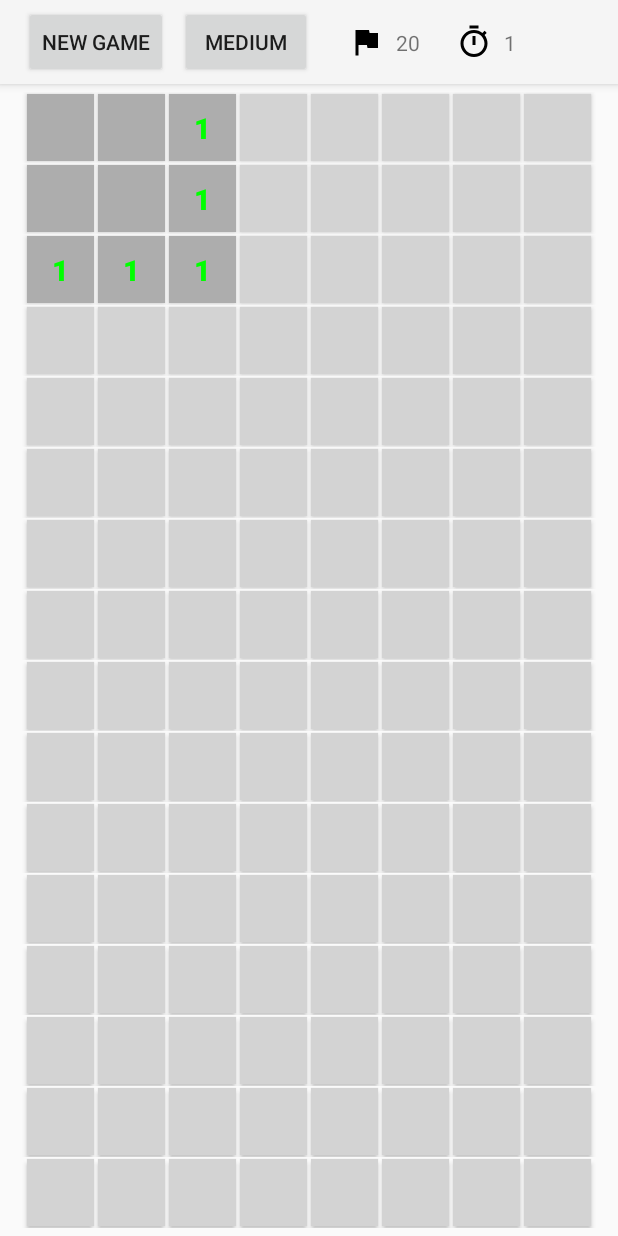
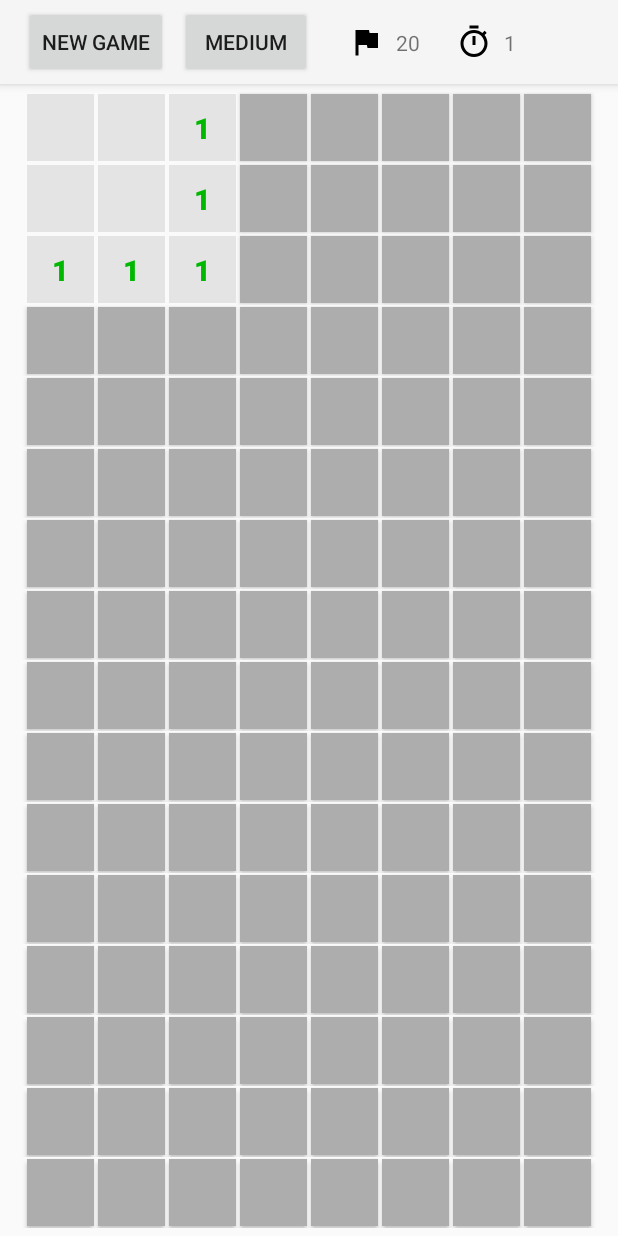
Before and after one commit to dborges2143/android-minesweepr, an Android app: the screen it shows after launch (MainActivity), after a tap on an icon or button, on a phone screen of 412 x 824 dp. Run offline under Robolectric (Android 15) with nearby library versions, the phone set to English and light mode, and no system bars; our stand-ins replace AdMob; 2 statements that could not run were skipped.

Commit message:
Setup ads when games end and fixed some colors

```diff
--- a/app/build.gradle
+++ b/app/build.gradle
@@ -33,4 +33,8 @@ dependencies {
     androidTestImplementation 'com.android.support.test:rules:1.0.2'
     androidTestImplementation 'com.android.support.test.espresso:espresso-core:3.0.2'
     implementation 'com.android.support:design:28.0.0'
+    implementation 'com.google.android.gms:play-services-ads:17.1.3'
+    implementation 'com.android.support:customtabs:28.0.0'
+    implementation 'com.android.support:support-media-compat:28.0.0'
+    implementation 'com.android.support:support-v4:28.0.0'
 }
--- a/app/src/main/AndroidManifest.xml
+++ b/app/src/main/AndroidManifest.xml
@@ -2,6 +2,7 @@
 <manifest xmlns:android="http://schemas.android.com/apk/res/android"
           package="com.borges.minesweeper">
 
+    <uses-permission android:name="android.permission.INTERNET"/>
     <uses-permission android:name="android.permission.VIBRATE"/>
     <application
             android:allowBackup="true"
@@ -10,6 +11,9 @@
             android:roundIcon="@mipmap/ic_launcher_round"
             android:supportsRtl="true"
             android:theme="@style/Theme.AppCompat.Light.NoActionBar">
+        <meta-data
+            android:name="com.google.android.gms.ads.APPLICATION_ID"
+            android:value="ca-app-pub-2166952023339336~2350585227"/>
         <activity android:name=".MainActivity" android:configChanges="orientation|screenSize">
             <intent-filter>
                 <action android:name="android.intent.action.MAIN"/>
--- a/app/src/main/java/com/borges/minesweeper/MainActivity.kt
+++ b/app/src/main/java/com/borges/minesweeper/MainActivity.kt
@@ -18,9 +18,14 @@ import com.borges.minesweeper.dialogs.DifficultySelectorDialog
 import com.borges.minesweeper.fragments.EasyGridFragment
 import com.borges.minesweeper.fragments.HardGridFragment
 import com.borges.minesweeper.fragments.MediumGridFragment
+import com.google.android.gms.ads.AdListener
+import com.google.android.gms.ads.AdRequest
+import com.google.android.gms.ads.InterstitialAd
+import com.google.android.gms.ads.MobileAds
 import kotlinx.android.synthetic.main.activity_main.*
 
 class MainActivity : AppCompatActivity(), DifficultySelectorDialog.ChangeDifficultyListener {
+    private lateinit var mInterstitialAd: InterstitialAd
     private val manager = supportFragmentManager
     private val vibrator: Vibrator
         get() = getSystemService(Context.VIBRATOR_SERVICE) as Vibrator
@@ -36,6 +41,9 @@ class MainActivity : AppCompatActivity(), DifficultySelectorDialog.ChangeDifficu
         textTimer.text = totalTime.toString()
         tickTimer()
     }
+    private val adLoaderRunnable = Runnable {
+        loadAd()
+    }
 
     private val mineColor by lazy { resources.getColor(R.color.colorMineCell, null) }
     private val concealedColor by lazy { resources.getColor(R.color.colorConcealedCell, null) }
@@ -48,6 +56,17 @@ class MainActivity : AppCompatActivity(), DifficultySelectorDialog.ChangeDifficu
         super.onCreate(savedInstanceState)
         setContentView(R.layout.activity_main)
         setSupportActionBar(minesweepr_toolbar)
+
+        MobileAds.initialize(this)
+        mInterstitialAd = InterstitialAd(this)
+        mInterstitialAd.adUnitId = "ca-app-pub-3940256099942544/1033173712"
+        mInterstitialAd.loadAd(AdRequest.Builder().build())
+        mInterstitialAd.adListener = object : AdListener() {
+            override fun onAdClosed() {
+                super.onAdClosed()
+                mInterstitialAd.loadAd(AdRequest.Builder().build())
+            }
+        }
 
         updateDifficulty()
         buttonDifficulty.setOnClickListener { openDifficultyDialog() }
@@ -92,7 +111,7 @@ class MainActivity : AppCompatActivity(), DifficultySelectorDialog.ChangeDifficu
             it.setBackgroundColor(concealedColor)
             it.setTextColor(Color.WHITE)
             it.isEnabled = true
-            (it as Button).setCompoundDrawables(null, null, null, null)
+            it.setCompoundDrawables(null, null, null, null)
         }
         grid.reset()
         resetTimer()
@@ -122,6 +141,8 @@ class MainActivity : AppCompatActivity(), DifficultySelectorDialog.ChangeDifficu
         highlightBombs()
         Toast.makeText(this, "YOU WIN!!", Toast.LENGTH_SHORT).show()
         disableGrid()
+
+        handler.postDelayed(adLoaderRunnable, 3000)
     }
 
     private fun gameLost() {
@@ -129,6 +150,16 @@ class MainActivity : AppCompatActivity(), DifficultySelectorDialog.ChangeDifficu
         revealAllCells()
         Toast.makeText(this, "YOU LOSE", Toast.LENGTH_SHORT).show()
         disableGrid()
+
+        handler.postDelayed(adLoaderRunnable, 3000)
+    }
+
+    private fun loadAd() {
+        if (mInterstitialAd.isLoaded) {
+            mInterstitialAd.show()
+        } else {
+            println("The interstitial wasn't loaded yet")
+        }
     }
 
     private fun disableGrid() {
@@ -253,6 +284,7 @@ class MainActivity : AppCompatActivity(), DifficultySelectorDialog.ChangeDifficu
         }
         button.setBackgroundColor(resources.getColor(cell.backgroundColor, null))
         cell.isRevealed = true
+        button.isEnabled = false
     }
 
 }
--- a/app/src/main/res/values/colors.xml
+++ b/app/src/main/res/values/colors.xml
@@ -3,16 +3,16 @@
     <color name="colorPrimary">#008535</color>
     <color name="colorPrimaryDark">#00574B</color>
     <color name="colorAccent">#D81B60</color>
-    <color name="colorConcealedCell">#D3D3D3</color>
+    <color name="colorConcealedCell">#ADADAD</color>
 
-    <color name="colorMineCellBackground">#880000</color>
+    <color name="colorMineCellBackground">#A20000</color>
     <color name="colorMineCell">#FFFFFF</color>
 
-    <color name="colorRevealedCellBackground">#ADADAD</color>
+    <color name="colorRevealedCellBackground">#E4E4E4</color>
 
-    <color name="colorOneNeighbor">#00FF00</color>
-    <color name="colorTwoNeighbor">#FFFF00</color>
-    <color name="colorThreeNeighbor">#ff6600</color>
+    <color name="colorOneNeighbor">#00B800</color>
+    <color name="colorTwoNeighbor">#F1F100</color>
+    <color name="colorThreeNeighbor">#FF7110</color>
     <color name="colorFourNeighbor">#FF3300</color>
     <color name="colorFiveNeighbor">#FF0000</color>
     <color name="colorSixNeighbor">#A20000</color>
```
